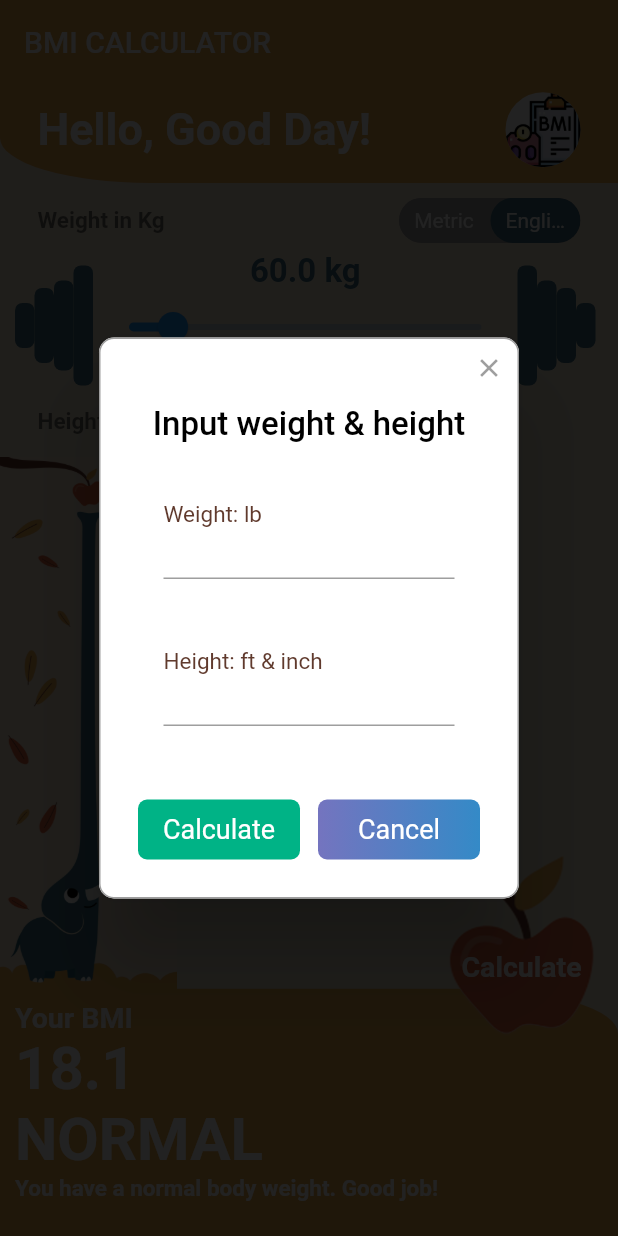
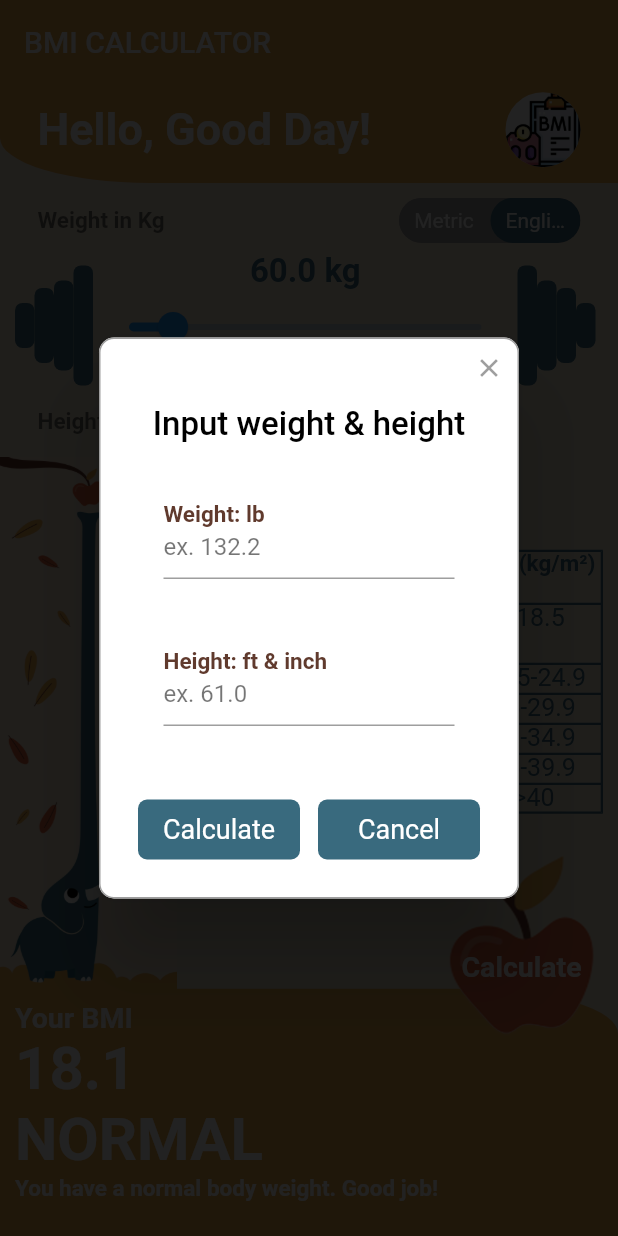
Before and after one commit to ktheryn/lazybmi, a Flutter app: the screen it shows after launch, after a tap on "English", on a phone screen of 412 x 824 dp. Run offline on Flutter 3.47's test engine with Material 2 defaults, Android fonts, the phone set to English and light mode, and no system bars; drawn by our look-alikes of rflutter_alert, syncfusion_flutter_sliders, toggle_switch; our stand-ins replace shared_preferences; missing offline and left inert: syncfusion_flutter_core.

Commit message:
updated4

```diff
--- a/lib/calculator.dart
+++ b/lib/calculator.dart
@@ -1,4 +1,5 @@
 import 'dart:math';
+import 'dart:convert';
 
 class calculator {
   calculator({required this.height, required this.weight});
@@ -12,6 +13,13 @@ class calculator {
     _bmi = weight / pow(height / 100, 2);
     return _bmi.toStringAsFixed(1);
   }
+
+
+  String calculateBMI2() {
+    _bmi = weight / pow(height / 100, 2);
+    return _bmi.toStringAsFixed(1);
+  }
+
 
   bool getColor() {
     if (_bmi >= 40) {
@@ -41,7 +49,7 @@ class calculator {
       return 'Obesity I';
     } else if (_bmi >= 25) {
       return 'Overweight';
-    } else if (_bmi >= 18) {
+    } else if (_bmi >= 18.5) {
       return 'Normal';
     } else {
       return 'Underweight';
--- a/lib/constants.dart
+++ b/lib/constants.dart
@@ -3,10 +3,13 @@ import 'package:flutter/material.dart';
 const kpaddingstyle = EdgeInsets.only(left: 10, right: 15, bottom: 15);
 const kpaddingstyle2 = EdgeInsets.only(left: 25, right: 25, bottom: 5);
 const kpaddingstyle3 = EdgeInsets.only(left: 25, right: 25, bottom: 5);
-const klabelstyle = TextStyle(color: Color(0xFF603A2D), fontSize: 20,);
+const kpaddingstyle4= EdgeInsets.only(left: 10, right: 10, bottom: 45);
+const klabelstyle = TextStyle(color: Color(0xFF603A2D), fontSize: 20, fontWeight: FontWeight.bold);
 const klabelstyle2 = TextStyle(color: Color(0xFF603A2D), fontSize: 20, fontWeight: FontWeight.bold);
 const klbottomlabelstyle2 = TextStyle(color: Colors.white, fontSize: 40, fontWeight: FontWeight.bold);
 const kpaddingdumbells = EdgeInsets.only(top: 10);
+const kltablelabelstyle2 = TextStyle(color: Color(0xFF396a7e), fontSize: 16.7);
+const kltablelabelstyle1 = TextStyle(color: Color(0xFF396a7e), fontSize: 15, fontWeight: FontWeight.bold,);
 
 
 //BMI
--- a/lib/home_screen.dart
+++ b/lib/home_screen.dart
@@ -25,9 +25,9 @@ class _AppBarExtensionTwoState extends State<AppBarExtensionTwo> {
   String BMIscore = '18.1';
   String BMIresults = 'NORMAL';
   String BMIText = "You have a normal body weight. Good job!";
-
   List<String> bmiscorelist = [];
   List<String> bmiresultlist = [];
+  final GlobalKey _parentKey = GlobalKey();
 
   void addtolist(String value, String value2) {
     setState(() {
@@ -81,9 +81,11 @@ class _AppBarExtensionTwoState extends State<AppBarExtensionTwo> {
     });
   }
 
+
   @override
   Widget build(BuildContext context) {
     Size size = MediaQuery.of(context).size;
+
 
     return Column(
       children: [
@@ -253,7 +255,7 @@ class _AppBarExtensionTwoState extends State<AppBarExtensionTwo> {
                   min: 120,
                   max: 200,
                   interval: 10,
-                  stepSize: 1,
+                  stepSize: 0.1,
                   showDividers: true,
                   showTicks: true,
                   showLabels: true,
@@ -283,6 +285,46 @@ class _AppBarExtensionTwoState extends State<AppBarExtensionTwo> {
                 decoration:
                     BoxDecoration(borderRadius: BorderRadius.circular(10.0)),
               ),
+              Expanded(
+                child: Padding(
+                  padding:  kpaddingstyle4,
+                  child: Table(
+                    border: TableBorder.all(style: BorderStyle.solid, color: kPrimaryBmiSlider, width: 1.5),
+                    children: [
+                      TableRow(children: [
+                        Text(
+                          'Classification', style: kltablelabelstyle1, textAlign: TextAlign.center,
+                        ),
+                        Text('BMI (kg/m\u00B2)', style: kltablelabelstyle1, textAlign: TextAlign.center,),
+                      ]),
+                      TableRow(children: [
+                        Text('Underweight', style: kltablelabelstyle2, textAlign: TextAlign.center,),
+                        Text('<18.5', style: kltablelabelstyle2, textAlign: TextAlign.center,),
+                      ]),
+                      TableRow(children: [
+                        Text('Normal', style: kltablelabelstyle2, textAlign: TextAlign.center,),
+                        Text('18.5-24.9', style: kltablelabelstyle2, textAlign: TextAlign.center,),
+                      ]),
+                      TableRow(children: [
+                        Text('Overweight', style: kltablelabelstyle2, textAlign: TextAlign.center,),
+                        Text('25-29.9', style: kltablelabelstyle2, textAlign: TextAlign.center,),
+                      ]),
+                      TableRow(children: [
+                        Text('Obesity I', style: kltablelabelstyle2, textAlign: TextAlign.center,),
+                        Text('30-34.9', style: kltablelabelstyle2, textAlign: TextAlign.center,),
+                      ]),
+                      TableRow(children: [
+                        Text('Obesity II', style: kltablelabelstyle2, textAlign: TextAlign.center,),
+                        Text('35-39.9', style: kltablelabelstyle2, textAlign: TextAlign.center,),
+                      ]),
+                      TableRow(children: [
+                        Text('Obesity III', style: kltablelabelstyle2, textAlign: TextAlign.center,),
+                        Text('>40', style: kltablelabelstyle2, textAlign: TextAlign.center,),
+                      ]),
+                    ],
+                  ),
+                ),
+              ),
             ],
           ),
         ),
@@ -307,21 +349,21 @@ class _AppBarExtensionTwoState extends State<AppBarExtensionTwo> {
                 child: GestureDetector(
                   onTap: () {
                     setState(() {
-                      calculator calc = calculator(height: _height, weight: _weight);
+                      calculator calc =
+                          calculator(height: _height, weight: _weight);
                       BMIscore = calc.calculateBMI();
                       BMIresults = calc.getResult();
                       BMIText = calc.getInterpretation();
                       addtolist(BMIscore, BMIresults);
                       saveStringToSF(bmiscorelist);
                       saveStringToSF2(bmiresultlist);
-                      Navigator.push(context,
+                      Navigator.push(
+                          context,
                           MaterialPageRoute(
                               builder: (context) => SaveScreen(
                                     bmislist: bmiscorelist,
-                                bmirlist: bmiresultlist ,
-                              )
-                          )
-                      );
+                                    bmirlist: bmiresultlist,
+                                  )));
                     });
                   },
                   child: Container(
@@ -331,7 +373,14 @@ class _AppBarExtensionTwoState extends State<AppBarExtensionTwo> {
                       //alignment: Alignment.center,
                       children: [
                         Image.asset('images/applen.png'),
-                          const Center(child: Text("Calculate",style: TextStyle(fontSize: 19,fontWeight: FontWeight.bold,color: Colors.white),)),
+                        const Center(
+                            child: Text(
+                          "Calculate",
+                          style: TextStyle(
+                              fontSize: 19,
+                              fontWeight: FontWeight.bold,
+                              color: Colors.white),
+                        )),
                       ],
                     ),
                   ),
@@ -361,12 +410,17 @@ class _AppBarExtensionTwoState extends State<AppBarExtensionTwo> {
                 children: [
                   Container(
                     alignment: Alignment.topLeft,
-                    child: const Text('Your BMI',style: TextStyle(fontSize: 19,fontWeight: FontWeight.bold,color: Colors.white),),
+                    child: const Text(
+                      'Your BMI',
+                      style: TextStyle(
+                          fontSize: 19,
+                          fontWeight: FontWeight.bold,
+                          color: Colors.white),
+                    ),
                   ),
                   Container(
                     alignment: Alignment.topLeft,
-                    child: Text(BMIscore,
-                        style: klbottomlabelstyle2),
+                    child: Text(BMIscore, style: klbottomlabelstyle2),
                   ),
                   Container(
                     alignment: Alignment.topLeft,
@@ -374,7 +428,13 @@ class _AppBarExtensionTwoState extends State<AppBarExtensionTwo> {
                   ),
                   Container(
                     alignment: Alignment.topLeft,
-                    child: Text(BMIText, style: TextStyle(fontSize: 15,fontWeight: FontWeight.bold,color: Colors.white),),
+                    child: Text(
+                      BMIText,
+                      style: TextStyle(
+                          fontSize: 15,
+                          fontWeight: FontWeight.bold,
+                          color: Colors.white),
+                    ),
                   ),
                 ],
               ),
@@ -397,9 +457,12 @@ class _AppBarExtensionTwoState extends State<AppBarExtensionTwo> {
                 Padding(
                   padding: EdgeInsets.all(8.0),
                   child: TextField(
+                    keyboardType: TextInputType.number,
                     decoration: InputDecoration(
                         labelText: 'Weight: lb',
                         labelStyle: klabelstyle,
+                        hintText: 'ex. 132.2',
+                        hintStyle: TextStyle(color: Colors.black54),
                         floatingLabelBehavior: FloatingLabelBehavior.always),
                   ),
                 ),
@@ -407,8 +470,11 @@ class _AppBarExtensionTwoState extends State<AppBarExtensionTwo> {
                 Padding(
                   padding: EdgeInsets.all(8.0),
                   child: TextField(
+                    keyboardType: TextInputType.number,
                     decoration: InputDecoration(
                       labelText: 'Height: ft & inch',
+                      hintText: 'ex. 61.0',
+                      hintStyle: TextStyle(color: Colors.black54),
                       labelStyle: klabelstyle,
                       floatingLabelBehavior: FloatingLabelBehavior.always,
                     ),
@@ -426,19 +492,34 @@ class _AppBarExtensionTwoState extends State<AppBarExtensionTwo> {
             "Calculate",
             style: TextStyle(color: Colors.white, fontSize: 18),
           ),
-          onPressed: () => Navigator.pop(context),
-          color: const Color.fromRGBO(0, 179, 134, 1.0),
+          onPressed: () => setState(() {
+            calculator calc = calculator(height: _height, weight: _weight);
+            BMIscore = calc.calculateBMI2();
+            BMIresults = calc.getResult();
+            BMIText = calc.getInterpretation();
+            addtolist(BMIscore, BMIresults);
+            saveStringToSF(bmiscorelist);
+            saveStringToSF2(bmiresultlist);
+            Navigator.pop(context);
+          }),
+          color: kPrimaryBmiSlider,
         ),
         DialogButton(
           child: const Text(
             "Cancel",
             style: TextStyle(color: Colors.white, fontSize: 18),
           ),
-          onPressed: () => Navigator.pop(context),
-          gradient: const LinearGradient(colors: [
-            Color.fromRGBO(116, 116, 191, 1.0),
-            Color.fromRGBO(52, 138, 199, 1.0),
-          ]),
+          onPressed: () => setState(() {
+            calculator calc = calculator(height: _height, weight: _weight);
+            BMIscore = calc.calculateBMI2();
+            BMIresults = calc.getResult();
+            BMIText = calc.getInterpretation();
+            addtolist(BMIscore, BMIresults);
+            saveStringToSF(bmiscorelist);
+            saveStringToSF2(bmiresultlist);
+            Navigator.pop(context);
+          }),
+          color: kPrimaryBmiSlider,
         )
       ],
     ).show();
```
Also changed, not shown: 1 other file. Lines whose indentation alone changed are shown as unchanged.
